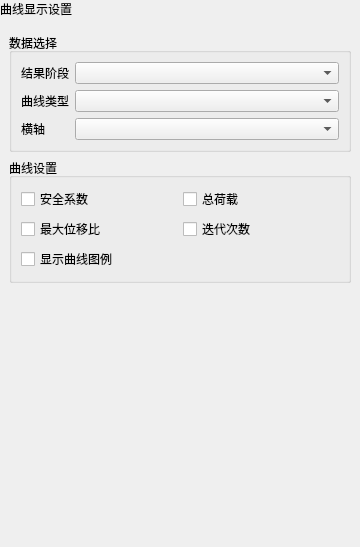
First picture: the form in plugins/Base_PostProcessing/CurveSettingsWidget.ui, repository asd977/base_cae, before the edit.
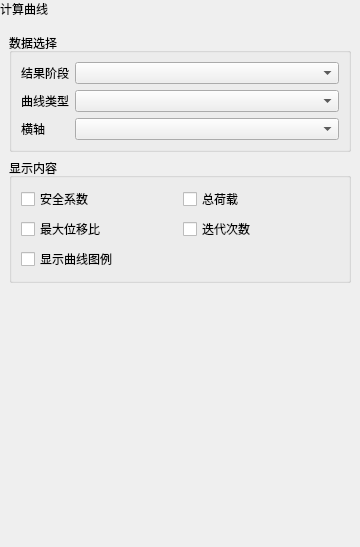
Second picture: the form after the edit.

The edit to the form file:
```diff
--- a/plugins/Base_PostProcessing/CurveSettingsWidget.ui
+++ b/plugins/Base_PostProcessing/CurveSettingsWidget.ui
@@ -38,7 +38,7 @@
       </sizepolicy>
      </property>
      <property name="text">
-      <string>曲线显示设置</string>
+      <string>计算曲线</string>
      </property>
     </widget>
    </item>
@@ -134,7 +134,7 @@
      <item>
       <widget class="QGroupBox" name="groupBoxSeries">
        <property name="title">
-        <string>曲线设置</string>
+        <string>显示内容</string>
        </property>
        <layout class="QVBoxLayout" name="horizontalLayoutSeries">
         <item>
```
Left out of the diff: 2 changed lines with no effect on the pictures.
